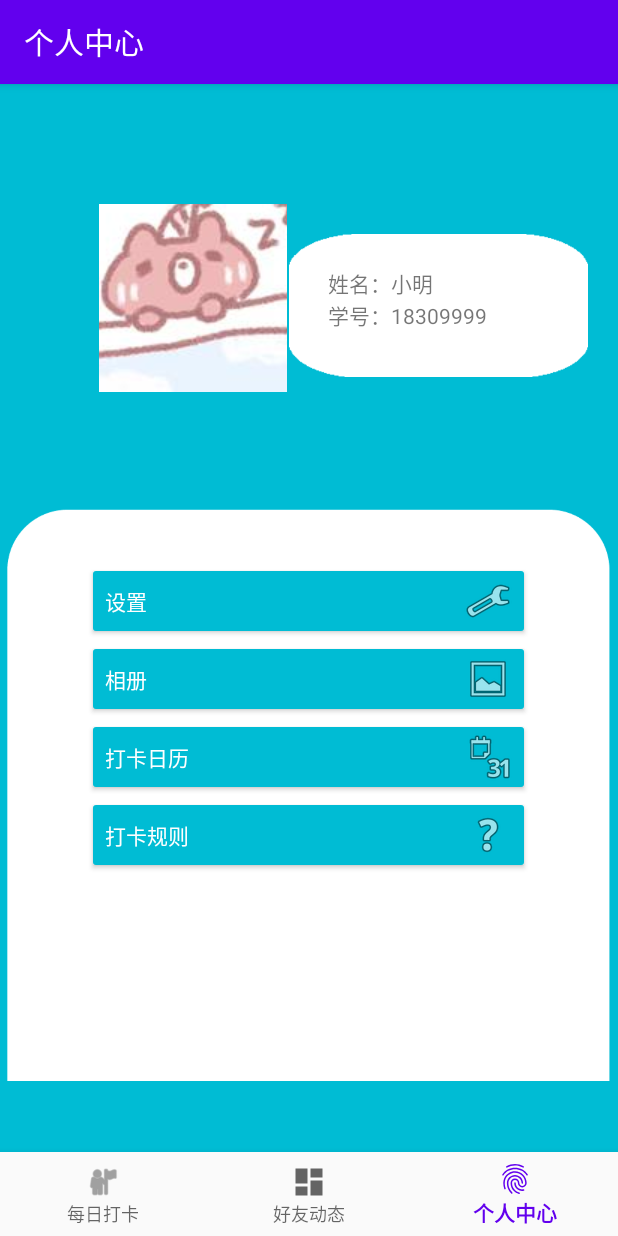
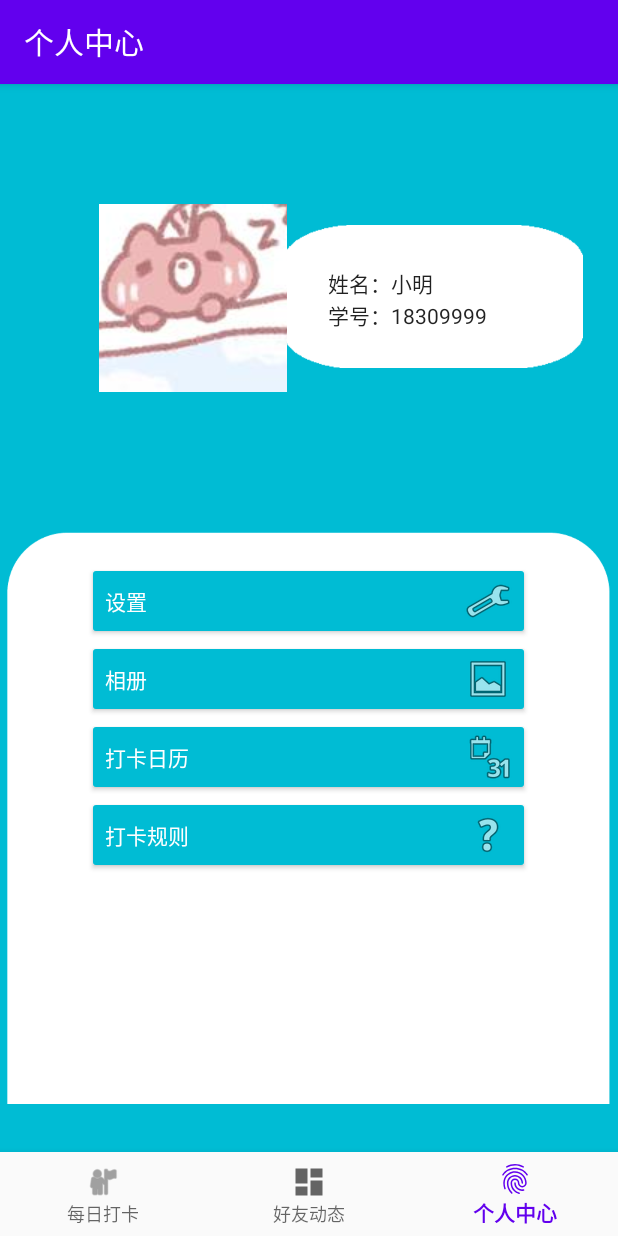
Before and after one commit to FTDfangge/AndroidFinalProject, an Android app: the NotificationsFragment screen opened through its navigation route, on a phone screen of 412 x 824 dp. Run offline under Robolectric (Android 15) with nearby library versions, the phone set to English and light mode, and no system bars; our stand-ins replace navigation-ui.

Commit message:
优化了一下UI

```diff
--- a/app/src/main/res/layout/fragment_notifications.xml
+++ b/app/src/main/res/layout/fragment_notifications.xml
@@ -6,6 +6,16 @@
     android:layout_height="match_parent"
     android:background="@color/color1"
     tools:context=".ui.notifications.NotificationsFragment">
+
+    <ImageView
+        android:id="@+id/imageView2"
+        android:layout_width="199dp"
+        android:layout_height="106dp"
+        android:layout_marginTop="70dp"
+        android:layout_marginEnd="21dp"
+        android:src="@drawable/main_back2"
+        app:layout_constraintEnd_toEndOf="parent"
+        app:layout_constraintTop_toTopOf="@+id/relativeLayout" />
 
     <TextView
         android:id="@+id/text_notifications"
@@ -25,22 +35,12 @@
         android:id="@+id/imageView"
         android:layout_width="493dp"
         android:layout_height="518dp"
-        android:layout_marginTop="150dp"
+        android:layout_marginTop="180dp"
         android:src="@drawable/main_back"
         app:layout_constraintBottom_toBottomOf="parent"
         app:layout_constraintEnd_toEndOf="parent"
         app:layout_constraintStart_toStartOf="parent"
         app:layout_constraintTop_toTopOf="@+id/relativeLayout" />
-
-    <ImageView
-        android:id="@+id/imageView2"
-        android:layout_width="199dp"
-        android:layout_height="106dp"
-        android:layout_marginStart="172dp"
-        android:src="@drawable/main_back2"
-        app:layout_constraintBottom_toTopOf="@+id/imageView"
-        app:layout_constraintEnd_toEndOf="parent"
-        app:layout_constraintStart_toStartOf="parent" />
 
     <RelativeLayout
         android:id="@+id/relativeLayout"
@@ -80,13 +80,15 @@
                     android:layout_width="wrap_content"
                     android:layout_height="wrap_content"
 
-                    android:text="姓名：" />
+                    android:text="姓名："
+                    android:textAppearance="@style/TextAppearance.AppCompat.Body1" />
 
                 <TextView
                     android:id="@+id/tusername"
                     android:layout_width="wrap_content"
                     android:layout_height="wrap_content"
-                    android:text="小明" />
+                    android:text="小明"
+                    android:textAppearance="@style/TextAppearance.AppCompat.Body1"/>
 
             </TableRow>
 
@@ -100,13 +102,15 @@
                     android:layout_height="wrap_content"
                     android:text="学号："
                     tools:layout_editor_absoluteX="205dp"
-                    tools:layout_editor_absoluteY="149dp" />
+                    tools:layout_editor_absoluteY="149dp"
+                    android:textAppearance="@style/TextAppearance.AppCompat.Body1"/>
 
                 <TextView
                     android:id="@+id/tuserno"
                     android:layout_width="wrap_content"
                     android:layout_height="wrap_content"
-                    android:text="18309999" />
+                    android:text="18309999"
+                    android:textAppearance="@style/TextAppearance.AppCompat.Body1"/>
             </TableRow>
 
             <TableRow
```
Also changed, not shown: app/src/main/res/layout/activity_punch.xml (+15 -4 lines), app/src/main/res/layout/activity_punch_record_list.xml (+15 -2 lines), app/src/main/res/layout/activity_settings.xml (+5 -2 lines), app/src/main/res/layout/item.xml (+9 -6 lines), app/src/main/res/drawable-v24/blue_round_rect.png (added), app/src/main/res/drawable-v24/round_rect.png (added).
